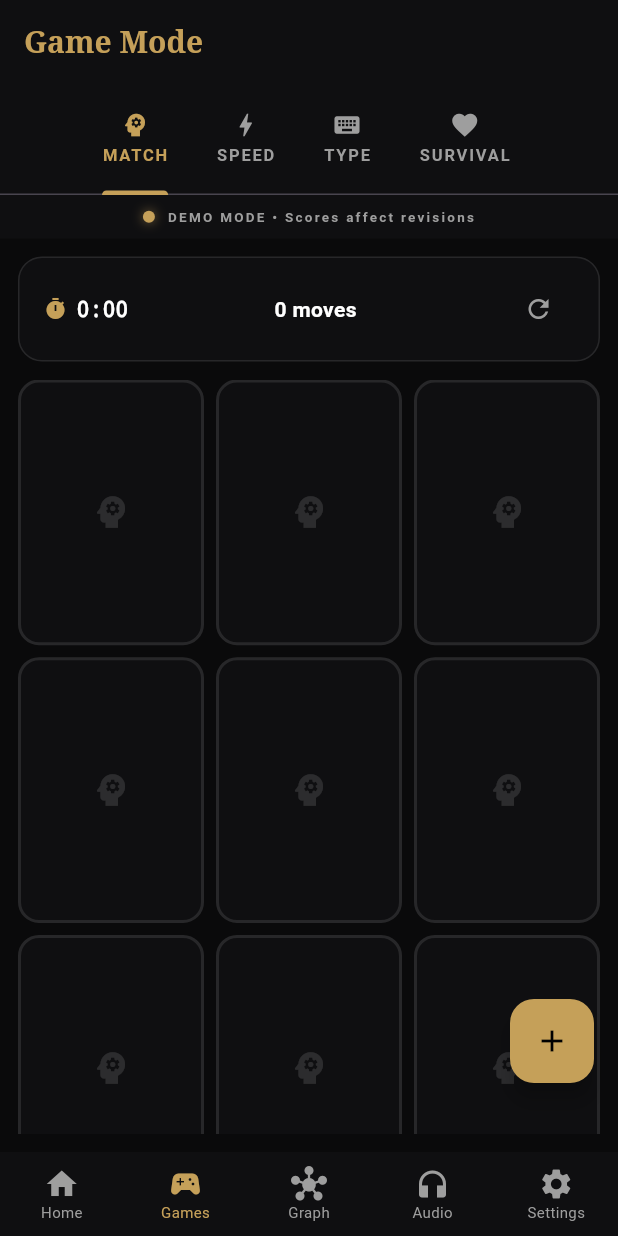
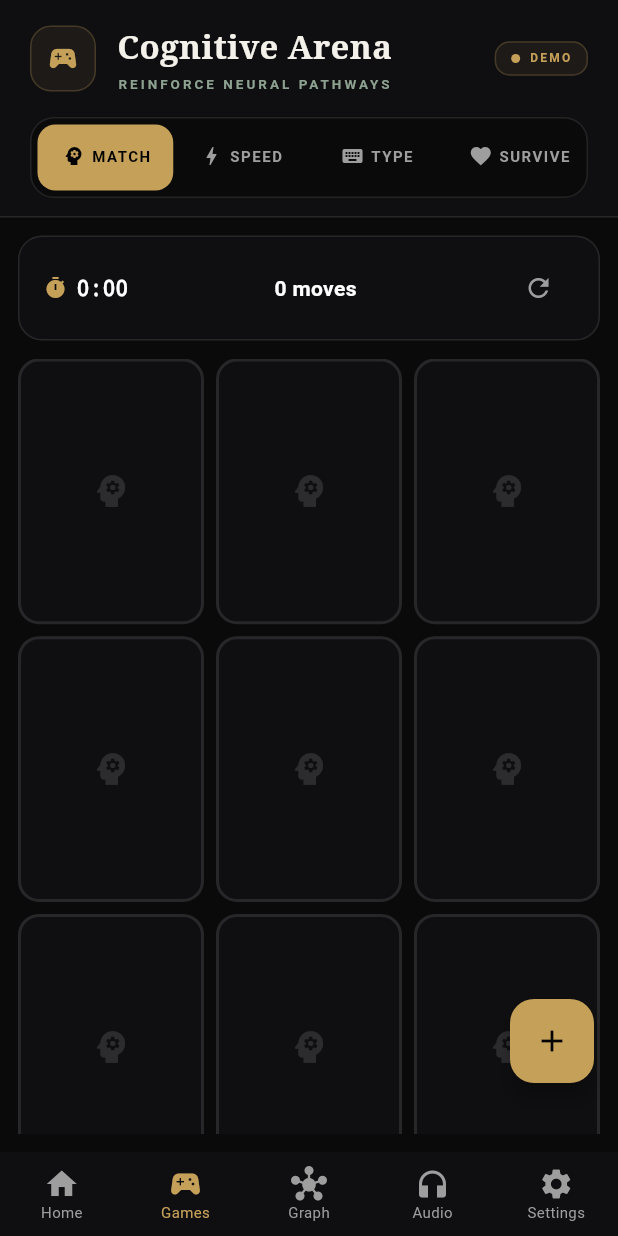
Before and after one commit to Harsha754-ml/AV26-144, a Flutter app: the screen it shows after launch, item 2 of the bottom bar chosen, on a phone screen of 412 x 824 dp. Run offline on Flutter 3.47's test engine with Material 3 defaults, Android fonts, the phone set to English and light mode, and no system bars; our stand-ins replace audioplayers, file_picker, flutter_local_notifications, sensors_plus, shared_preferences; network calls fail.

Commit message:
feat: redesign Game Mode header - premium Cognitive Arena with pill tabs + status badge

```diff
--- a/flutter_app/lib/game_screen.dart
+++ b/flutter_app/lib/game_screen.dart
@@ -121,49 +121,88 @@ class _GameScreenState extends State<GameScreen> with SingleTickerProviderStateM
   Widget build(BuildContext context) {
     return Scaffold(
       backgroundColor: const Color(0xFF0A0A0B),
-      appBar: AppBar(
-        title: const Text("Game Mode", style: TextStyle(fontFamily: 'serif', fontWeight: FontWeight.bold, color: Color(0xFFC5A059))),
-        backgroundColor: const Color(0xFF0F0F11),
-        bottom: TabBar(
-          controller: _tabController,
-          indicatorColor: const Color(0xFFC5A059),
-          labelColor: const Color(0xFFC5A059),
-          unselectedLabelColor: Colors.grey,
-          isScrollable: true,
-          labelStyle: const TextStyle(fontWeight: FontWeight.bold, fontSize: 11, letterSpacing: 1.2),
-          tabs: const [
-            Tab(icon: Icon(Icons.psychology, size: 20), text: "MATCH"),
-            Tab(icon: Icon(Icons.bolt, size: 20), text: "SPEED"),
-            Tab(icon: Icon(Icons.keyboard, size: 20), text: "TYPE"),
-            Tab(icon: Icon(Icons.favorite, size: 20), text: "SURVIVAL"),
-          ],
-        ),
-      ),
       body: Column(
         children: [
-          // Data source indicator
+          // Premium Header
           Container(
-            padding: const EdgeInsets.symmetric(vertical: 8),
-            color: const Color(0xFF0F0F11),
-            child: Row(
-              mainAxisAlignment: MainAxisAlignment.center,
+            padding: EdgeInsets.only(top: MediaQuery.of(context).padding.top + 16, left: 20, right: 20, bottom: 12),
+            decoration: const BoxDecoration(
+              color: Color(0xFF0F0F11),
+              border: Border(bottom: BorderSide(color: Colors.white10)),
+            ),
+            child: Column(
+              crossAxisAlignment: CrossAxisAlignment.start,
               children: [
+                Row(
+                  children: [
+                    Container(
+                      padding: const EdgeInsets.all(10),
+                      decoration: BoxDecoration(
+                        color: const Color(0xFFC5A059).withAlpha(20),
+                        borderRadius: BorderRadius.circular(14),
+                        border: Border.all(color: const Color(0xFFC5A059).withAlpha(60)),
+                      ),
+                      child: const Icon(Icons.sports_esports, size: 22, color: Color(0xFFC5A059)),
+                    ),
+                    const SizedBox(width: 14),
+                    const Column(
+                      crossAxisAlignment: CrossAxisAlignment.start,
+                      children: [
+                        Text("Cognitive Arena", style: TextStyle(fontSize: 22, fontWeight: FontWeight.bold, color: Color(0xFFF4F1EA), fontFamily: 'serif')),
+                        SizedBox(height: 2),
+                        Text("REINFORCE NEURAL PATHWAYS", style: TextStyle(fontSize: 9, fontWeight: FontWeight.bold, letterSpacing: 2, color: Color(0xFF8DA290))),
+                      ],
+                    ),
+                    const Spacer(),
+                    Container(
+                      padding: const EdgeInsets.symmetric(horizontal: 10, vertical: 5),
+                      decoration: BoxDecoration(
+                        color: widget.flashcards.isNotEmpty ? const Color(0xFF8DA290).withAlpha(20) : const Color(0xFFC5A059).withAlpha(20),
+                        borderRadius: BorderRadius.circular(10),
+                        border: Border.all(color: widget.flashcards.isNotEmpty ? const Color(0xFF8DA290).withAlpha(60) : const Color(0xFFC5A059).withAlpha(60)),
+                      ),
+                      child: Row(
+                        children: [
+                          Container(width: 6, height: 6, decoration: BoxDecoration(shape: BoxShape.circle, color: widget.flashcards.isNotEmpty ? const Color(0xFF8DA290) : const Color(0xFFC5A059))),
+                          const SizedBox(width: 6),
+                          Text(widget.flashcards.isNotEmpty ? "LIVE" : "DEMO", style: TextStyle(fontSize: 8, fontWeight: FontWeight.bold, letterSpacing: 1.5, color: widget.flashcards.isNotEmpty ? const Color(0xFF8DA290) : const Color(0xFFC5A059))),
+                        ],
+                      ),
+                    ),
+                  ],
+                ),
+                const SizedBox(height: 16),
+                // Game Tabs
                 Container(
-                  width: 8, height: 8,
+                  padding: const EdgeInsets.all(4),
                   decoration: BoxDecoration(
-                    shape: BoxShape.circle,
-                    color: widget.flashcards.isNotEmpty ? const Color(0xFF8DA290) : const Color(0xFFC5A059),
-                    boxShadow: [BoxShadow(color: (widget.flashcards.isNotEmpty ? const Color(0xFF8DA290) : const Color(0xFFC5A059)).withAlpha(150), blurRadius: 6)],
+                    color: const Color(0xFF0A0A0B),
+                    borderRadius: BorderRadius.circular(16),
+                    border: Border.all(color: Colors.white10),
                   ),
-                ),
-                const SizedBox(width: 8),
-                Text(
-                  widget.flashcards.isNotEmpty ? "LIVE DATA • Scores affect revisions" : "DEMO MODE • Scores affect revisions",
-                  style: const TextStyle(fontSize: 9, fontWeight: FontWeight.bold, letterSpacing: 1.5, color: Colors.grey),
+                  child: TabBar(
+                    controller: _tabController,
+                    indicator: BoxDecoration(
+                      color: const Color(0xFFC5A059),
+                      borderRadius: BorderRadius.circular(12),
+                    ),
+                    indicatorSize: TabBarIndicatorSize.tab,
+                    labelColor: Colors.black,
+                    unselectedLabelColor: Colors.grey,
+                    labelStyle: const TextStyle(fontWeight: FontWeight.bold, fontSize: 10, letterSpacing: 1),
+                    dividerHeight: 0,
+                    tabs: const [
+                      Tab(height: 42, child: Row(mainAxisAlignment: MainAxisAlignment.center, children: [Icon(Icons.psychology, size: 16), SizedBox(width: 4), Text("MATCH")])),
+                      Tab(height: 42, child: Row(mainAxisAlignment: MainAxisAlignment.center, children: [Icon(Icons.bolt, size: 16), SizedBox(width: 4), Text("SPEED")])),
+                      Tab(height: 42, child: Row(mainAxisAlignment: MainAxisAlignment.center, children: [Icon(Icons.keyboard, size: 16), SizedBox(width: 4), Text("TYPE")])),
+                      Tab(height: 42, child: Row(mainAxisAlignment: MainAxisAlignment.center, children: [Icon(Icons.favorite, size: 16), SizedBox(width: 4), Text("SURVIVE")])),
+                    ],
+                  ),
                 ),
               ],
             ),
           ),
+          // Game Content
           Expanded(
             child: TabBarView(
               controller: _tabController,
```
Also changed, not shown: 1 other file.
